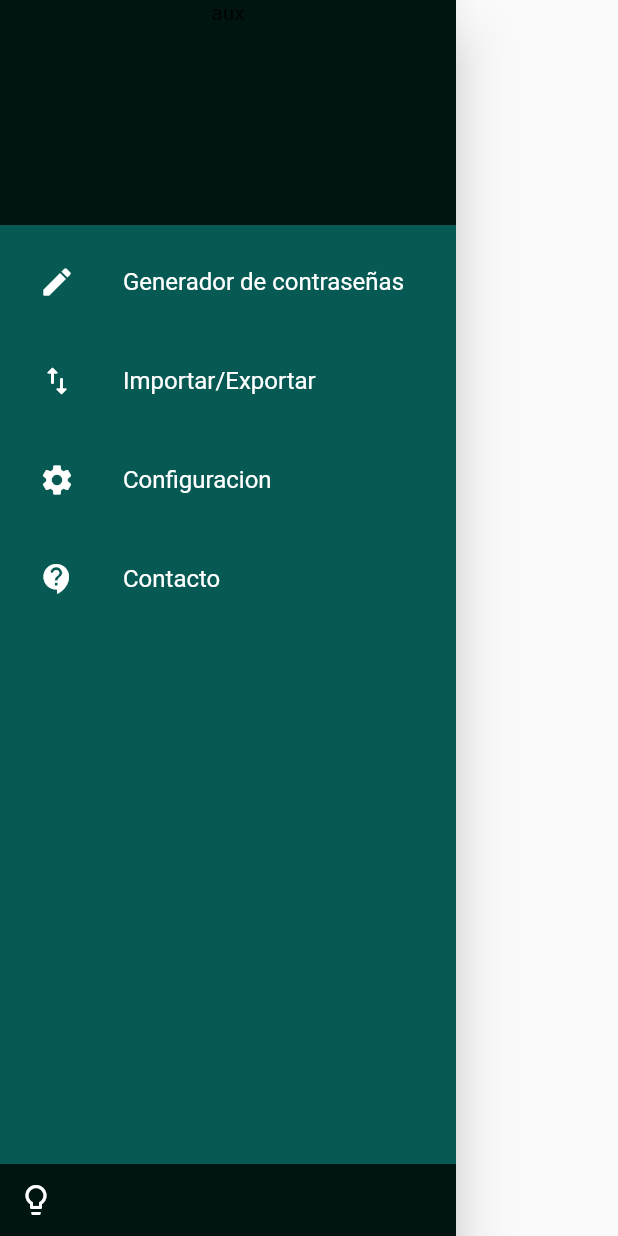
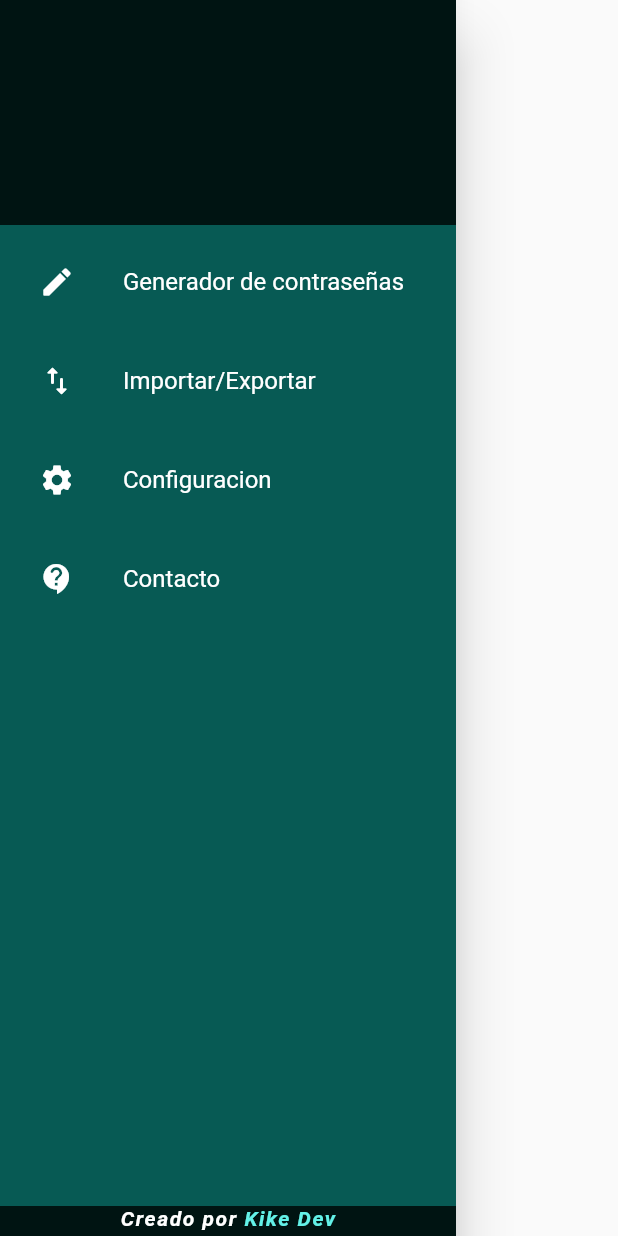
Before and after one commit to Rodrien/Amnesia, a Flutter app: the CustomDrawer widget shown alone on an empty page, opened directly, on a phone screen of 412 x 824 dp. Run offline on Flutter 3.47's test engine with Material 2 defaults, Android fonts, the light colour scheme and no system bars; our stand-ins replace sqflite; accounts and stored records are empty.

Commit message:
Revert "drawerOptionsAdded"
This reverts commit 25e66d80337c84408b42b97bd8b1ebb305ec53c2.

```diff
--- a/lib/widgets/CustomDrawer.dart
+++ b/lib/widgets/CustomDrawer.dart
@@ -15,7 +15,6 @@ class CustomDrawer extends StatelessWidget {
             Container(
               color: systemInf.colorFondoPrincipal,
               height: 150,
-              child: Text("aux"),
             ),
             Expanded(
               child: Container(
@@ -125,18 +124,33 @@ class CustomDrawer extends StatelessWidget {
               ),
             ),
             Container(
-              alignment: Alignment.centerLeft,
-              margin: EdgeInsets.only(left: 0),
-              padding: EdgeInsets.only(
-                top: 0,
-                bottom: 0,
-              ),
-              child: IconButton(
-                icon: Icon(
-                  Icons.lightbulb_outline_rounded,
-                  color: Colors.white,
+              color: systemInf.colorFondoPrincipal,
+              height: 20,
+              child: RichText(
+                text: TextSpan(
+                  children: <TextSpan>[
+                    TextSpan(
+                      text: "Creado por",
+                      style: TextStyle(
+                        fontSize: 14,
+                        color: Colors.white,
+                        fontWeight: FontWeight.bold,
+                        fontStyle: FontStyle.italic,
+                        letterSpacing: 1,
+                      ),
+                    ),
+                    TextSpan(
+                      text: " Kike Dev",
+                      style: TextStyle(
+                        fontSize: 14,
+                        color: systemInf.colorImportante,
+                        fontWeight: FontWeight.bold,
+                        fontStyle: FontStyle.italic,
+                        letterSpacing: 1,
+                      ),
+                    )
+                  ],
                 ),
-                onPressed: () {}, //open bottom drawer to change theme
               ),
             ),
           ],
```
Also changed, not shown: 1 other file.
